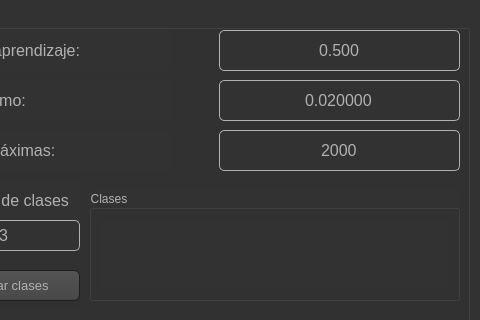
Before: the Qt Designer form Practica04_MLP/codigoFuente/UI/Interface_MLP.ui in CodeRevenge/practicas_ia_2, drawn with Qt 5; both pictures show x 791 to 1271 and y 0 to 320 of the 1271 by 657 pixel window.
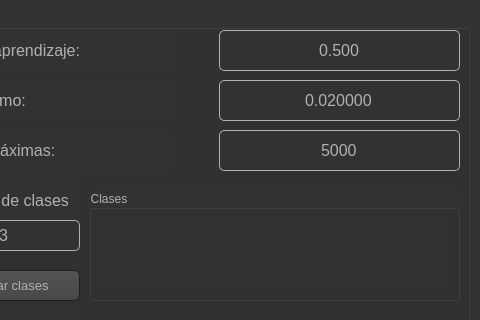
After: the same form once the commit is applied. Icons and pictures are not drawn. Custom widgets are drawn as their Qt base class.

What changed in the file:
```diff
--- a/Practica04_MLP/codigoFuente/UI/Interface_MLP.ui
+++ b/Practica04_MLP/codigoFuente/UI/Interface_MLP.ui
@@ -784,7 +784,7 @@
       <number>999999999</number>
      </property>
      <property name="value">
-      <number>2000</number>
+      <number>5000</number>
      </property>
     </widget>
     <widget class="QLabel" name="label_3">
```
